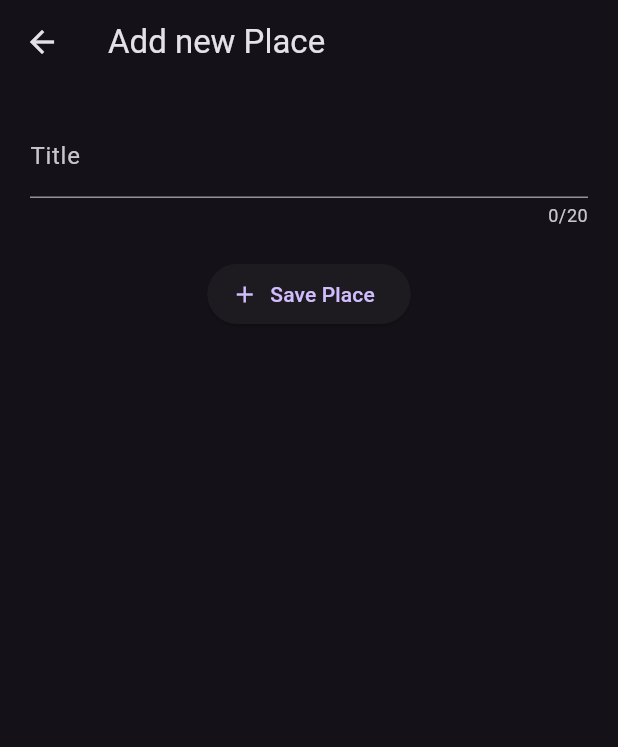
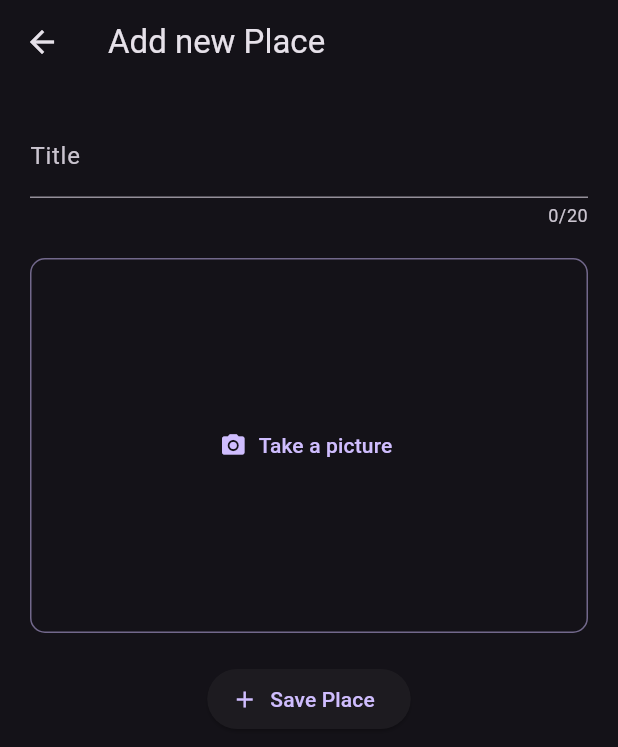
Before and after one commit to DiegoAuzaDev/native_feature_app, a Flutter app: the AddPlaceScren screen opened directly, on a phone screen of 412 x 824 dp. Shown: the top 747 px of the screen. Run offline on Flutter 3.47's test engine with Material 3 defaults, Android fonts, the phone set to English and light mode, and no system bars; our stand-ins replace flutter_riverpod.

Commit message:
taking pucture

```diff
--- a/lib/screen/add_place.dart
+++ b/lib/screen/add_place.dart
@@ -1,6 +1,7 @@
 import 'package:flutter/material.dart';
 import 'package:flutter_riverpod/flutter_riverpod.dart';
 import 'package:native_feature_app/providers/user_places.dart';
+import 'package:native_feature_app/widgets/image_input.dart';
 
 class AddPlaceScren extends ConsumerStatefulWidget {
   const AddPlaceScren({super.key});
@@ -28,7 +29,6 @@ class _AddPlaceScrenState extends ConsumerState<AddPlaceScren> {
 
   @override
   void dispose() {
-    // TODO: implement dispose
     _titleController.dispose();
     super.dispose();
   }
@@ -53,6 +53,10 @@ class _AddPlaceScrenState extends ConsumerState<AddPlaceScren> {
               const SizedBox(
                 height: 20,
               ),
+              const ImageInput(),
+              const SizedBox(
+                height: 20,
+              ),
               ElevatedButton.icon(
                 icon: const Icon(Icons.add),
                 onPressed: () {
--- /dev/null
+++ b/lib/widgets/image_input.dart
@@ -0,0 +1,33 @@
+import 'package:flutter/material.dart';
+
+class ImageInput extends StatefulWidget {
+  const ImageInput({super.key});
+
+  @override
+  State<ImageInput> createState() => _ImageInputState();
+}
+
+class _ImageInputState extends State<ImageInput> {
+  void _takePicture() {}
+
+  @override
+  Widget build(BuildContext context) {
+    return Container(
+      decoration: BoxDecoration(
+        borderRadius: const BorderRadius.all(Radius.circular(10)),
+        border: Border.all(
+          width: 1,
+          color: Theme.of(context).colorScheme.primary.withOpacity(0.5),
+        ),
+      ),
+      alignment: Alignment.center,
+      height: 250,
+      width: double.infinity,
+      child: TextButton.icon(
+        icon: const Icon(Icons.camera_alt),
+        label: const Text("Take a picture"),
+        onPressed: _takePicture,
+      ),
+    );
+  }
+}
```
